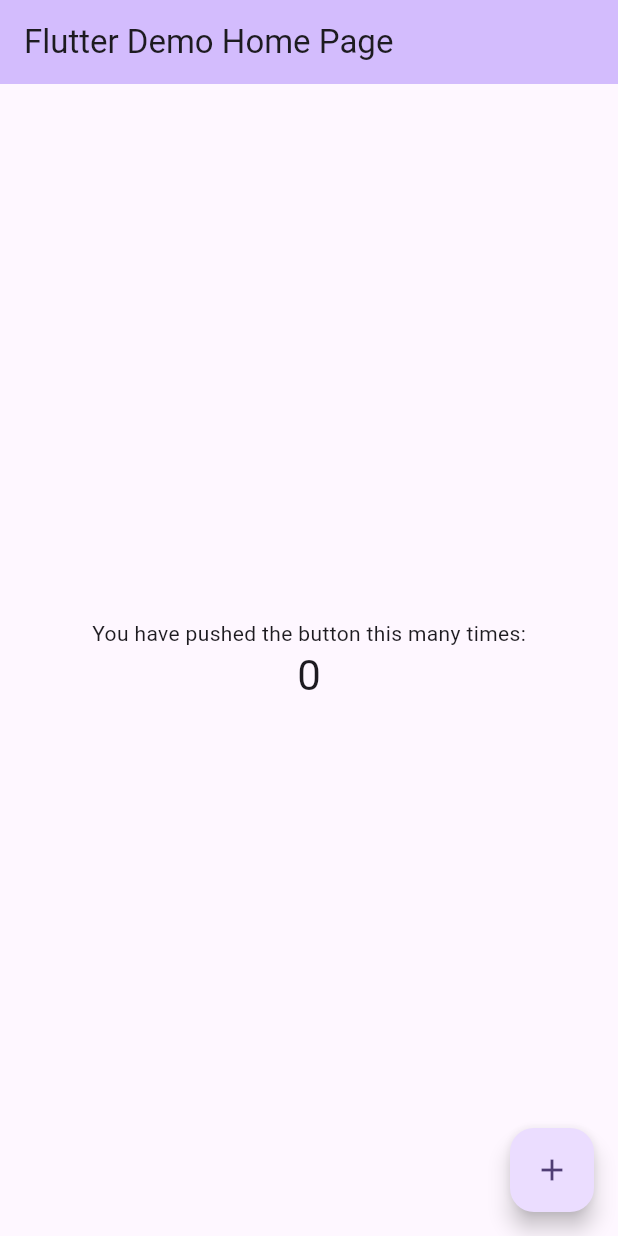
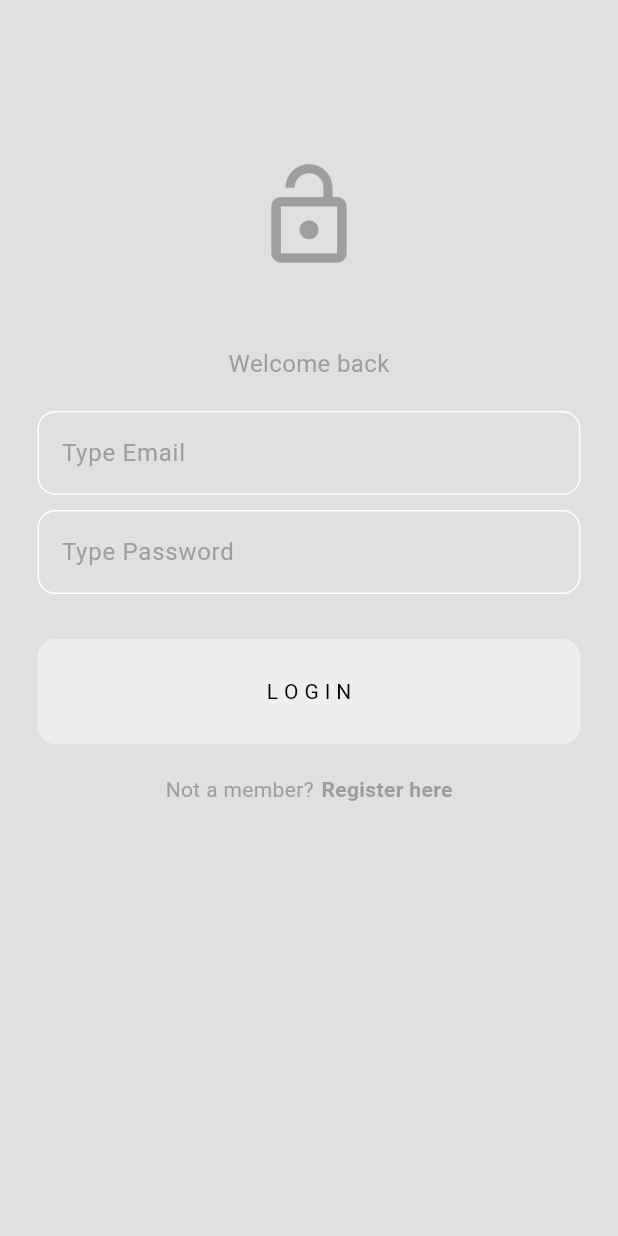
Before and after one commit to alinahmettekin/tute, a Flutter app: the screen it shows after launch, on a phone screen of 412 x 824 dp. Run offline on Flutter 3.47's test engine with Material 3 defaults, Android fonts, the phone set to English and light mode, and no system bars.

Commit message:
home, settings, login and register view created

```diff
--- /dev/null
+++ b/lib/core/components/custom_button.dart
@@ -0,0 +1,25 @@
+import 'package:flutter/material.dart';
+
+class CustomButton extends StatelessWidget {
+  final void Function()? onTap;
+  final String title;
+
+  const CustomButton({super.key, this.onTap, required this.title});
+
+  @override
+  Widget build(BuildContext context) {
+    return GestureDetector(
+      onTap: onTap,
+      child: Container(
+        padding: EdgeInsets.symmetric(vertical: 25, horizontal: 25),
+        decoration: BoxDecoration(
+          borderRadius: BorderRadius.circular(12),
+          color: Theme.of(context).colorScheme.secondary,
+        ),
+        child: Center(
+          child: Text(title),
+        ),
+      ),
+    );
+  }
+}
--- /dev/null
+++ b/lib/core/components/custom_text_field.dart
@@ -0,0 +1,36 @@
+import 'package:flutter/material.dart';
+
+class CustomTextField extends StatelessWidget {
+  final TextEditingController controller;
+  final String hintText;
+  final bool? obscureText;
+
+  const CustomTextField({
+    super.key,
+    required this.controller,
+    required this.hintText,
+    this.obscureText,
+  });
+
+  @override
+  Widget build(BuildContext context) {
+    return TextField(
+      obscureText: obscureText ?? false,
+      decoration: InputDecoration(
+        hintText: hintText,
+        hintStyle: TextStyle(color: Theme.of(context).colorScheme.primary),
+        focusedBorder: OutlineInputBorder(
+          borderRadius: BorderRadius.circular(12),
+          borderSide: BorderSide(color: Theme.of(context).colorScheme.primary),
+        ),
+        enabledBorder: OutlineInputBorder(
+          borderRadius: BorderRadius.circular(12),
+          borderSide: BorderSide(
+            color: Theme.of(context).colorScheme.tertiary,
+          ),
+        ),
+        fillColor: Theme.of(context).colorScheme.secondary,
+      ),
+    );
+  }
+}
--- /dev/null
+++ b/lib/core/theme/dark_mode.dart
@@ -0,0 +1,10 @@
+import 'package:flutter/material.dart';
+
+ThemeData darkMode = ThemeData(
+  colorScheme: ColorScheme.dark(
+      surface: const Color.fromARGB(255, 20, 20, 20),
+      primary: const Color.fromARGB(255, 105, 105, 105),
+      secondary: const Color.fromARGB(255, 30, 30, 30),
+      tertiary: const Color.fromARGB(255, 47, 47, 47),
+      inversePrimary: Colors.grey.shade300),
+);
--- /dev/null
+++ b/lib/core/theme/light_mode.dart
@@ -0,0 +1,10 @@
+import 'package:flutter/material.dart';
+
+ThemeData lightMode = ThemeData(
+  colorScheme: ColorScheme.light(
+      primary: Colors.grey.shade500,
+      surface: Colors.grey.shade300,
+      secondary: Colors.grey.shade200,
+      tertiary: Colors.white,
+      inversePrimary: Colors.grey.shade900),
+);
--- /dev/null
+++ b/lib/core/theme/theme_provider.dart
@@ -0,0 +1,25 @@
+import 'package:flutter/material.dart';
+import 'package:tute/core/theme/dark_mode.dart';
+import 'package:tute/core/theme/light_mode.dart';
+
+class ThemeProvider with ChangeNotifier {
+  ThemeData _themeData = lightMode;
+
+  ThemeData get themeData => _themeData;
+
+  bool get isDarkMode => _themeData == darkMode;
+
+  set themeData(ThemeData themeData) {
+    _themeData = themeData;
+    notifyListeners();
+  }
+
+  void toggleTheme() {
+    if (_themeData == darkMode) {
+      _themeData = lightMode;
+    } else {
+      _themeData = darkMode;
+    }
+    notifyListeners();
+  }
+}
--- a/lib/main.dart
+++ b/lib/main.dart
@@ -1,125 +1,26 @@
 import 'package:flutter/material.dart';
+import 'package:provider/provider.dart';
+import 'package:tute/core/theme/theme_provider.dart';
+import 'package:tute/view/login_or_register/login_or_register_view.dart';
 
 void main() {
-  runApp(const MyApp());
+  runApp(
+    ChangeNotifierProvider(
+      create: (context) => ThemeProvider(),
+      child: const MyApp(),
+    ),
+  );
 }
 
 class MyApp extends StatelessWidget {
   const MyApp({super.key});
 
-  // This widget is the root of your application.
   @override
   Widget build(BuildContext context) {
     return MaterialApp(
-      title: 'Flutter Demo',
-      theme: ThemeData(
-        // This is the theme of your application.
-        //
-        // TRY THIS: Try running your application with "flutter run". You'll see
-        // the application has a purple toolbar. Then, without quitting the app,
-        // try changing the seedColor in the colorScheme below to Colors.green
-        // and then invoke "hot reload" (save your changes or press the "hot
-        // reload" button in a Flutter-supported IDE, or press "r" if you used
-        // the command line to start the app).
-        //
-        // Notice that the counter didn't reset back to zero; the application
-        // state is not lost during the reload. To reset the state, use hot
-        // restart instead.
-        //
-        // This works for code too, not just values: Most code changes can be
-        // tested with just a hot reload.
-        colorScheme: ColorScheme.fromSeed(seedColor: Colors.deepPurple),
-        useMaterial3: true,
-      ),
-      home: const MyHomePage(title: 'Flutter Demo Home Page'),
+      debugShowCheckedModeBanner: false,
+      theme: Provider.of<ThemeProvider>(context).themeData,
+      home: LoginOrRegisterView(),
     );
   }
 }
-
-class MyHomePage extends StatefulWidget {
-  const MyHomePage({super.key, required this.title});
-
-  // This widget is the home page of your application. It is stateful, meaning
-  // that it has a State object (defined below) that contains fields that affect
-  // how it looks.
-
-  // This class is the configuration for the state. It holds the values (in this
-  // case the title) provided by the parent (in this case the App widget) and
-  // used by the build method of the State. Fields in a Widget subclass are
-  // always marked "final".
-
-  final String title;
-
-  @override
-  State<MyHomePage> createState() => _MyHomePageState();
-}
-
-class _MyHomePageState extends State<MyHomePage> {
-  int _counter = 0;
-
-  void _incrementCounter() {
-    setState(() {
-      // This call to setState tells the Flutter framework that something has
-      // changed in this State, which causes it to rerun the build method below
-      // so that the display can reflect the updated values. If we changed
-      // _counter without calling setState(), then the build method would not be
-      // called again, and so nothing would appear to happen.
-      _counter++;
-    });
-  }
-
-  @override
-  Widget build(BuildContext context) {
-    // This method is rerun every time setState is called, for instance as done
-    // by the _incrementCounter method above.
-    //
-    // The Flutter framework has been optimized to make rerunning build methods
-    // fast, so that you can just rebuild anything that needs updating rather
-    // than having to individually change instances of widgets.
-    return Scaffold(
-      appBar: AppBar(
-        // TRY THIS: Try changing the color here to a specific color (to
-        // Colors.amber, perhaps?) and trigger a hot reload to see the AppBar
-        // change color while the other colors stay the same.
-        backgroundColor: Theme.of(context).colorScheme.inversePrimary,
-        // Here we take the value from the MyHomePage object that was created by
-        // the App.build method, and use it to set our appbar title.
-        title: Text(widget.title),
-      ),
-      body: Center(
-        // Center is a layout widget. It takes a single child and positions it
-        // in the middle of the parent.
-        child: Column(
-          // Column is also a layout widget. It takes a list of children and
-          // arranges them vertically. By default, it sizes itself to fit its
-          // children horizontally, and tries to be as tall as its parent.
-          //
-          // Column has various properties to control how it sizes itself and
-          // how it positions its children. Here we use mainAxisAlignment to
-          // center the children vertically; the main axis here is the vertical
-          // axis because Columns are vertical (the cross axis would be
-          // horizontal).
-          //
-          // TRY THIS: Invoke "debug painting" (choose the "Toggle Debug Paint"
-          // action in the IDE, or press "p" in the console), to see the
-          // wireframe for each widget.
-          mainAxisAlignment: MainAxisAlignment.center,
-          children: <Widget>[
-            const Text(
-              'You have pushed the button this many times:',
-            ),
-            Text(
-              '$_counter',
-              style: Theme.of(context).textTheme.headlineMedium,
-            ),
-          ],
-        ),
-      ),
-      floatingActionButton: FloatingActionButton(
-        onPressed: _incrementCounter,
-        tooltip: 'Increment',
-        child: const Icon(Icons.add),
-      ), // This trailing comma makes auto-formatting nicer for build methods.
-    );
-  }
-}
--- /dev/null
+++ b/lib/view/login/login_view.dart
@@ -0,0 +1,95 @@
+import 'package:flutter/material.dart';
+import 'package:tute/core/components/custom_button.dart';
+import 'package:tute/core/components/custom_text_field.dart';
+
+class LoginView extends StatefulWidget {
+  final void Function() onTap;
+
+  const LoginView({super.key, required this.onTap});
+
+  @override
+  State<LoginView> createState() => _LoginViewState();
+}
+
+class _LoginViewState extends State<LoginView> {
+  final TextEditingController emailController = TextEditingController();
+  final TextEditingController pwController = TextEditingController();
+
+  @override
+  Widget build(BuildContext context) {
+    return Scaffold(
+      appBar: AppBar(),
+      body: SafeArea(
+        child: Padding(
+          padding: const EdgeInsets.symmetric(horizontal: 25),
+          child: Column(
+            children: [
+              Padding(
+                padding: const EdgeInsets.symmetric(vertical: 50),
+                child: Icon(
+                  Icons.lock_open,
+                  size: 75,
+                  color: Theme.of(context).colorScheme.primary,
+                ),
+              ),
+              Text(
+                'Welcome back',
+                style: TextStyle(
+                  color: Theme.of(context).colorScheme.primary,
+                  fontSize: 16,
+                ),
+              ),
+              const SizedBox(
+                height: 20,
+              ),
+              CustomTextField(
+                controller: emailController,
+                hintText: 'Type Email',
+              ),
+              const SizedBox(
+                height: 10,
+              ),
+              CustomTextField(
+                controller: pwController,
+                hintText: 'Type Password',
+                obscureText: true,
+              ),
+              const SizedBox(
+                height: 30,
+              ),
+              CustomButton(
+                title: 'L O G I N',
+                onTap: () {},
+              ),
+              const SizedBox(
+                height: 20,
+              ),
+              Row(
+                mainAxisAlignment: MainAxisAlignment.center,
+                children: [
+                  Text(
+                    'Not a member?',
+                    style: TextStyle(color: Theme.of(context).colorScheme.primary),
+                  ),
+                  const SizedBox(
+                    width: 5,
+                  ),
+                  GestureDetector(
+                    onTap: widget.onTap,
+                    child: Text(
+                      'Register here',
+                      style: TextStyle(
+                        color: Theme.of(context).colorScheme.primary,
+                        fontWeight: FontWeight.bold,
+                      ),
+                    ),
+                  ),
+                ],
+              )
+            ],
+          ),
+        ),
+      ),
+    );
+  }
+}
--- /dev/null
+++ b/lib/view/login_or_register/login_or_register_view.dart
@@ -0,0 +1,33 @@
+import 'package:flutter/material.dart';
+import 'package:tute/view/login/login_view.dart';
+import 'package:tute/view/register/register_view.dart';
+
+class LoginOrRegisterView extends StatefulWidget {
+  const LoginOrRegisterView({super.key});
+
+  @override
+  State<LoginOrRegisterView> createState() => _LoginOrRegisterViewState();
+}
+
+class _LoginOrRegisterViewState extends State<LoginOrRegisterView> {
+  bool _showLoginView = true;
+
+  void toggleViews() {
+    setState(() {
+      _showLoginView = !_showLoginView;
+    });
+  }
+
+  @override
+  Widget build(BuildContext context) {
+    if (_showLoginView) {
+      return LoginView(
+        onTap: toggleViews,
+      );
+    } else {
+      return RegisterView(
+        onTap: toggleViews,
+      );
+    }
+  }
+}
--- a/pubspec.yaml
+++ b/pubspec.yaml
@@ -35,6 +35,7 @@ dependencies:
   # The following adds the Cupertino Icons font to your application.
   # Use with the CupertinoIcons class for iOS style icons.
   cupertino_icons: ^1.0.8
+  provider: ^6.1.2
 
 dev_dependencies:
   flutter_test:
```
Also changed, not shown: lib/core/components/custom_drawer.dart (added, +57 -0 lines), lib/core/components/custom_drawer_tile.dart (added, +17 -0 lines), lib/view/home/home_view.dart (added, +26 -0 lines), lib/view/register/register_view.dart (added, +115 -0 lines), lib/view/settings/settings_view.dart (added, +29 -0 lines), pubspec.lock.
